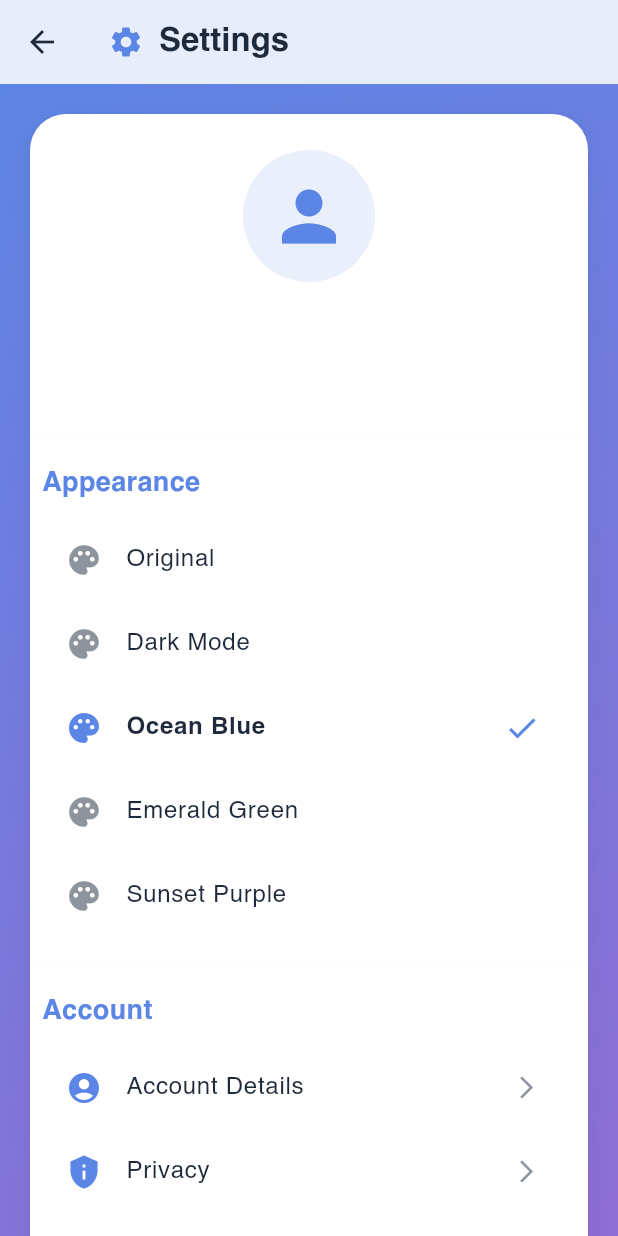
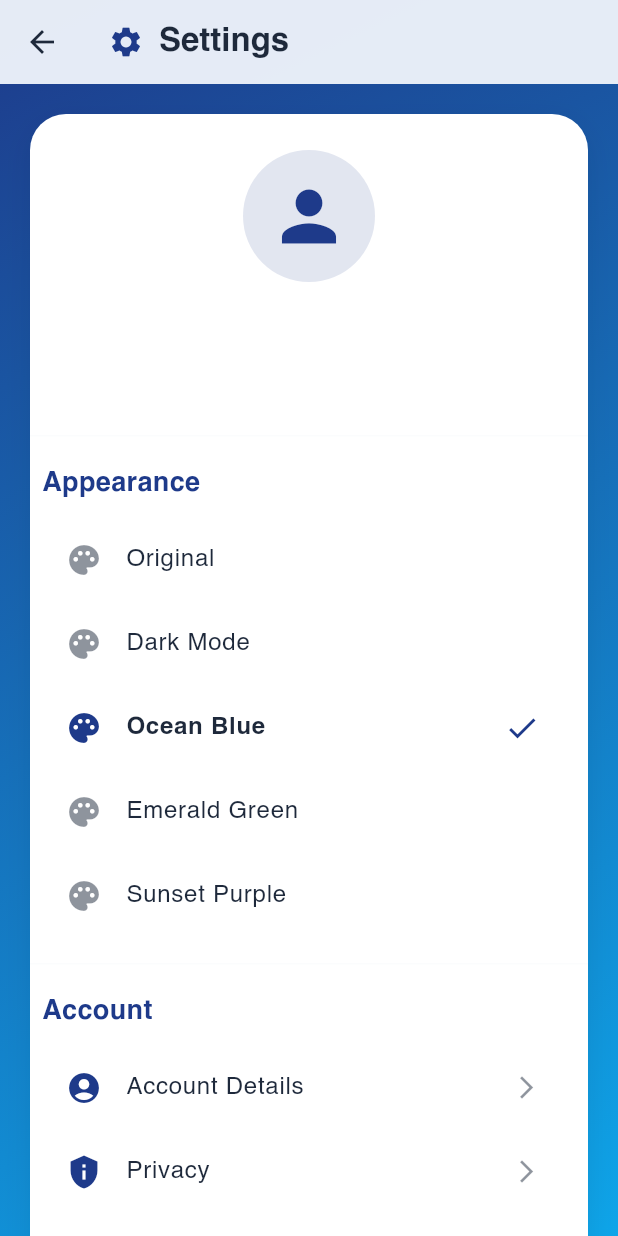
Before and after one commit to Amr0024/FinFlow, a Flutter app: the SettingsPage screen opened directly with empty values, after a tap on "Dark Mode", after a tap on "Ocean Blue", on a phone screen of 412 x 824 dp. Run offline on Flutter 3.47's test engine with Material 3 defaults, Android fonts, the phone set to English and light mode, and no system bars; our stand-ins replace cloud_firestore, firebase_auth, firebase_core, firebase_database, google_sign_in, shared_preferences; accounts and stored records are empty.

Commit message:
Refactor: Update theme and FinGPT API service
- Modify settings page to use `AppTheme.themes` for color scheme.
- Make `_baseUrl` in `FinGPTApiService` configurable via constructor or environment variable, defaulting to `http://localhost:8081`.

```diff
--- a/lib/Screens/settings_page.dart
+++ b/lib/Screens/settings_page.dart
@@ -44,7 +44,7 @@ class _SettingsPageState extends State<SettingsPage> {
 
   @override
   Widget build(BuildContext context) {
-    final colorScheme = Theme.of(context).colorScheme;
+    final colorScheme = AppTheme.themes[_selectedThemeIndex];
     return Container(
       decoration: BoxDecoration(
         gradient: AppTheme.getPrimaryGradient(colorScheme),
```
Also changed, not shown: lib/services/fingpt_ai_service.dart (+6 -1 lines).
